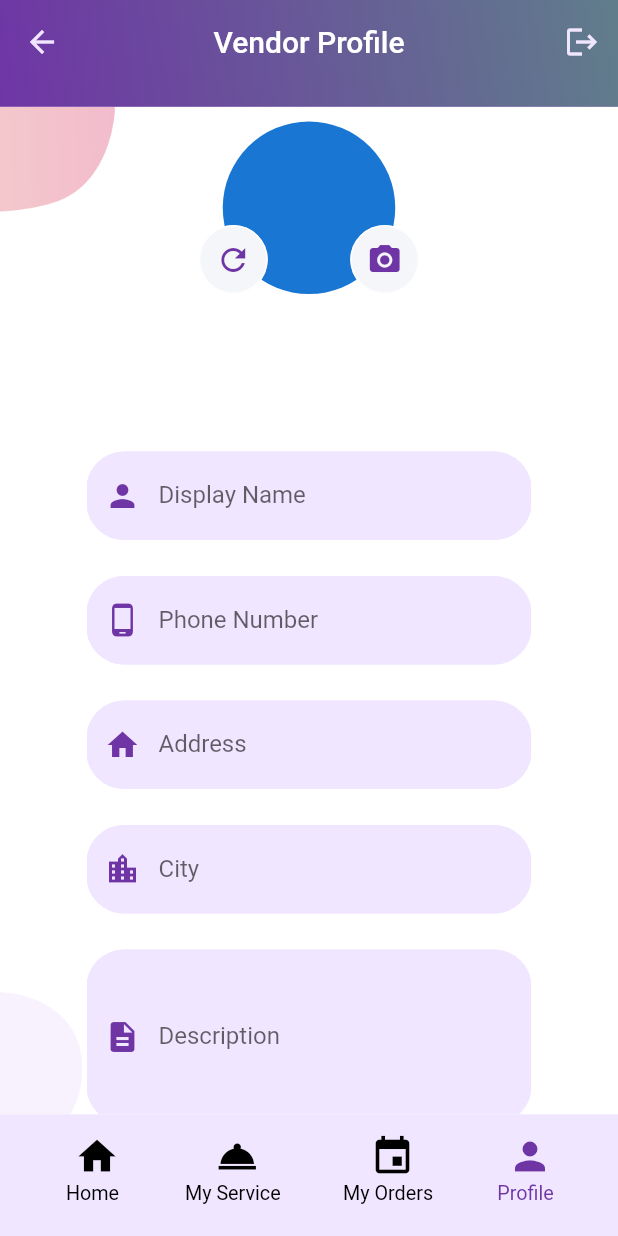
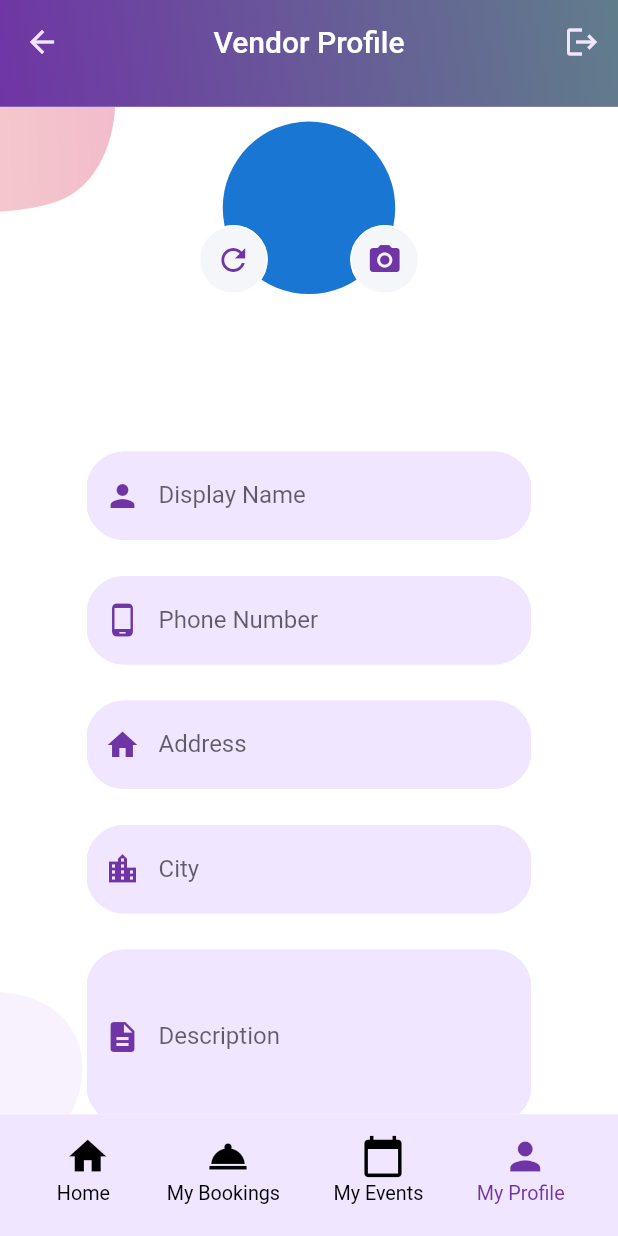
Before and after one commit to enelte/go-event-customer, a Flutter app: the ProfileScreen screen opened by its route, on a phone screen of 412 x 824 dp. Run offline on Flutter 3.47's test engine with Material 2 defaults, Android fonts, the phone set to English and light mode, and no system bars; our stand-ins replace cloud_firestore, firebase_auth, firebase_core, firebase_storage, flutter_svg, image_picker; accounts and stored records are empty.

Commit message:
25 06 2021

```diff
--- a/lib/Screens/Home/components/slider_list.dart
+++ b/lib/Screens/Home/components/slider_list.dart
@@ -41,7 +41,7 @@ class SliderList extends StatelessWidget {
         SingleChildScrollView(
             scrollDirection: Axis.horizontal,
             child: StreamBuilder(
-              stream: database.servicesStream(),
+              stream: database.servicesStream(null),
               builder: (context, snapshot) {
                 if (snapshot.hasData) {
                   List<Service> serviceList = snapshot.data;
--- a/lib/components/custom_bottom_navbar.dart
+++ b/lib/components/custom_bottom_navbar.dart
@@ -22,17 +22,17 @@ class CustomBottomNavigationBar extends StatelessWidget {
                 routes: Routes.home,
                 isCurrent: currentIndex == 0),
             IconWithText(
-                text: "My Service",
+                text: "My Bookings",
                 icon: Icons.room_service,
                 routes: Routes.service,
                 isCurrent: currentIndex == 1),
             IconWithText(
-                text: "My Orders",
-                icon: Icons.event,
-                routes: Routes.home,
+                text: "My Events",
+                icon: Icons.calendar_today,
+                routes: Routes.profile,
                 isCurrent: currentIndex == 2),
             IconWithText(
-                text: "Profile",
+                text: "My Profile",
                 icon: Icons.person,
                 routes: Routes.profile,
                 isCurrent: currentIndex == 3),
--- a/lib/services/firestore_service.dart
+++ b/lib/services/firestore_service.dart
@@ -41,11 +41,11 @@ class FirestoreService {
   }
 
   //Method to retrieve all services item from the same user based on uid
-  Stream<List<Service>> servicesStream() {
+  Stream<List<Service>> servicesStream(String type) {
     final path = FirestorePath.services();
     final reference = FirebaseFirestore.instance
         .collection(path)
-        .where("vendorId", isEqualTo: uid);
+        .where("serviceType", isEqualTo: type);
     final snapshots = reference.snapshots();
     return snapshots.map((snapshot) {
       final result = snapshot.docs
```
Also changed, not shown: lib/Screens/Home/components/body.dart (+17 -7 lines), lib/Screens/Service/components/services_list.dart (+6 -1 lines), lib/Screens/Service/service_screen.dart (+0 -7 lines), lib/Screens/ServiceDetails/service_details.dart (+6 -2 lines).
